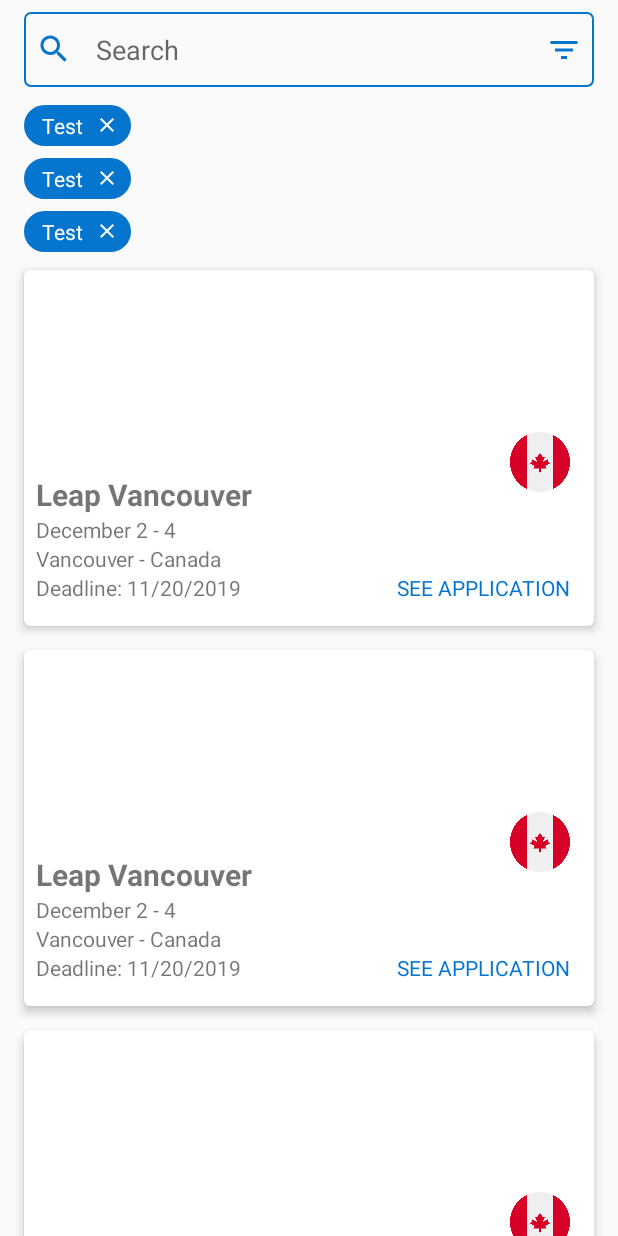
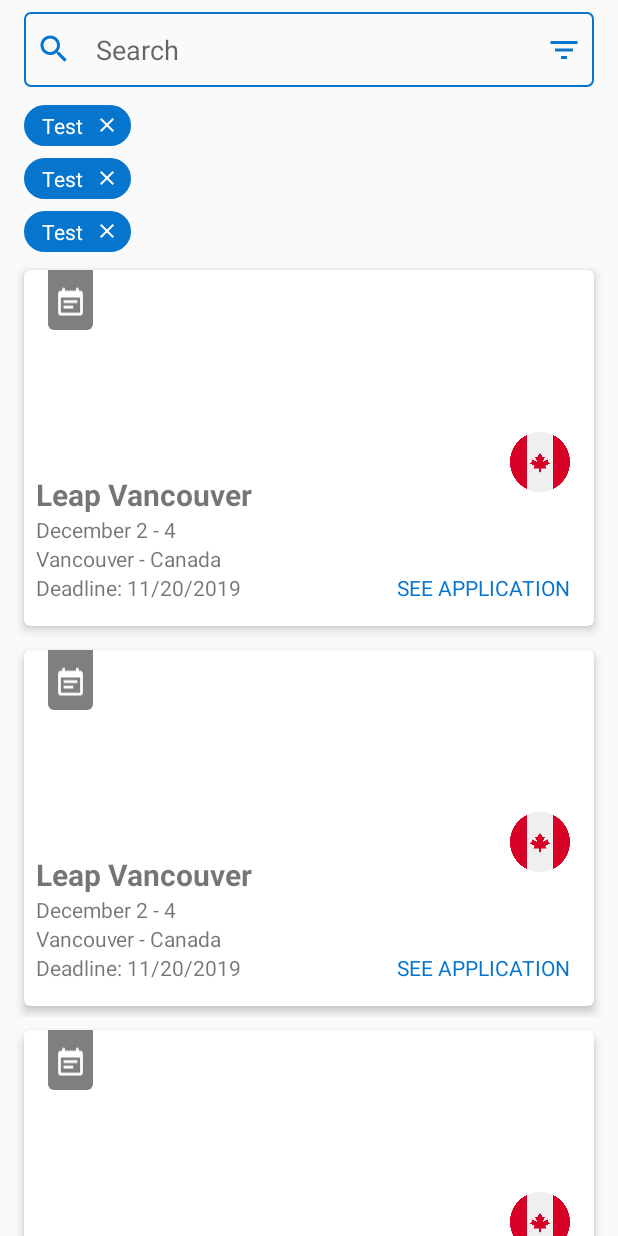
Before and after one commit to joaopaulosj/vanhackathon-2019, an Android app: the layout fragment_events.xml on its own in the app's theme, with its tools: preview values and no code run, on a phone screen of 412 x 824 dp. Run offline under Robolectric (Android 15) with nearby library versions, the phone set to English and light mode, and no system bars.

Commit message:
Adding calendar event

```diff
--- a/app/src/main/java/br/com/joaopaulosj/vanhackathon2019/AppConstants.kt
+++ b/app/src/main/java/br/com/joaopaulosj/vanhackathon2019/AppConstants.kt
@@ -9,6 +9,7 @@ object AppConstants {
     const val EASTER_EGG_URL = "http://www.mobile2you.com.br/wp-content/themes/twentyfifteen/images/team.png"
     const val PROFILE_IMG_URL = "https://vanhack.com/platform/MvcUser/getInstancePhoto?entityId=178334"
     const val SLACK_CHANNEL_URI = "slack://channel?team=T0CLCJ1AM"
+    const val DATE_FORMAT = "yyyy-MM-dd'T'HH:mm:ss"
 
 
     //GENERAL
--- /dev/null
+++ b/app/src/main/res/drawable/bg_rounded_corners_black.xml
@@ -0,0 +1,13 @@
+<?xml version="1.0" encoding="utf-8"?>
+<shape xmlns:android="http://schemas.android.com/apk/res/android"
+    android:shape="rectangle">
+
+    <solid android:color="@color/black_overlay" />
+
+    <corners
+        android:bottomLeftRadius="4dp"
+        android:bottomRightRadius="4dp"
+        android:topLeftRadius="0dp"
+        android:topRightRadius="0dp" />
+
+</shape>
--- /dev/null
+++ b/app/src/main/res/drawable/ic_calendar.xml
@@ -0,0 +1,5 @@
+<vector android:height="24dp" android:tint="#FFFFFF"
+    android:viewportHeight="24.0" android:viewportWidth="24.0"
+    android:width="24dp" xmlns:android="http://schemas.android.com/apk/res/android">
+    <path android:fillColor="#FF000000" android:pathData="M17,10L7,10v2h10v-2zM19,3h-1L18,1h-2v2L8,3L8,1L6,1v2L5,3c-1.11,0 -1.99,0.9 -1.99,2L3,19c0,1.1 0.89,2 2,2h14c1.1,0 2,-0.9 2,-2L21,5c0,-1.1 -0.9,-2 -2,-2zM19,19L5,19L5,8h14v11zM14,14L7,14v2h7v-2z"/>
+</vector>
--- a/app/src/main/res/layout/item_event.xml
+++ b/app/src/main/res/layout/item_event.xml
@@ -99,6 +99,26 @@
                 app:layout_constraintEnd_toEndOf="parent"
                 tools:text="SEE APPLICATION" />
 
+            <FrameLayout
+                android:id="@+id/itemEventCalendarBtn"
+                android:layout_width="30dp"
+                android:layout_height="40dp"
+                android:layout_marginStart="@dimen/vertical_margin"
+                android:background="@drawable/bg_rounded_corners_black"
+                app:layout_constraintStart_toStartOf="parent"
+                app:layout_constraintTop_toTopOf="parent">
+
+                <ImageView
+                    android:layout_width="match_parent"
+                    android:layout_height="match_parent"
+                    android:paddingStart="4dp"
+                    android:paddingEnd="4dp"
+                    android:paddingBottom="4dp"
+                    android:paddingTop="8dp"
+                    app:srcCompat="@drawable/ic_calendar" />
+
+            </FrameLayout>
+
         </androidx.constraintlayout.widget.ConstraintLayout>
 
     </androidx.cardview.widget.CardView>
--- a/app/src/main/res/values/colors.xml
+++ b/app/src/main/res/values/colors.xml
@@ -32,6 +32,6 @@
     <color name="color_gray_default">#7E7E7E</color>
     <color name="color_gray_dark">#6E6E6E</color>
     <color name="color_transparent">#00000000</color>
-    <color name="black_overlay">#66000000</color>
+    <color name="black_overlay">#80000000</color>
 
 </resources>
```
Also changed, not shown: app/src/main/java/br/com/joaopaulosj/vanhackathon2019/data/remote/models/EventResponse.kt (+13 -5 lines), app/src/main/java/br/com/joaopaulosj/vanhackathon2019/ui/home/events/EventsAdapter.kt (+19 -3 lines), app/src/main/java/br/com/joaopaulosj/vanhackathon2019/ui/home/events/EventsFragment.kt (+16 -0 lines).
